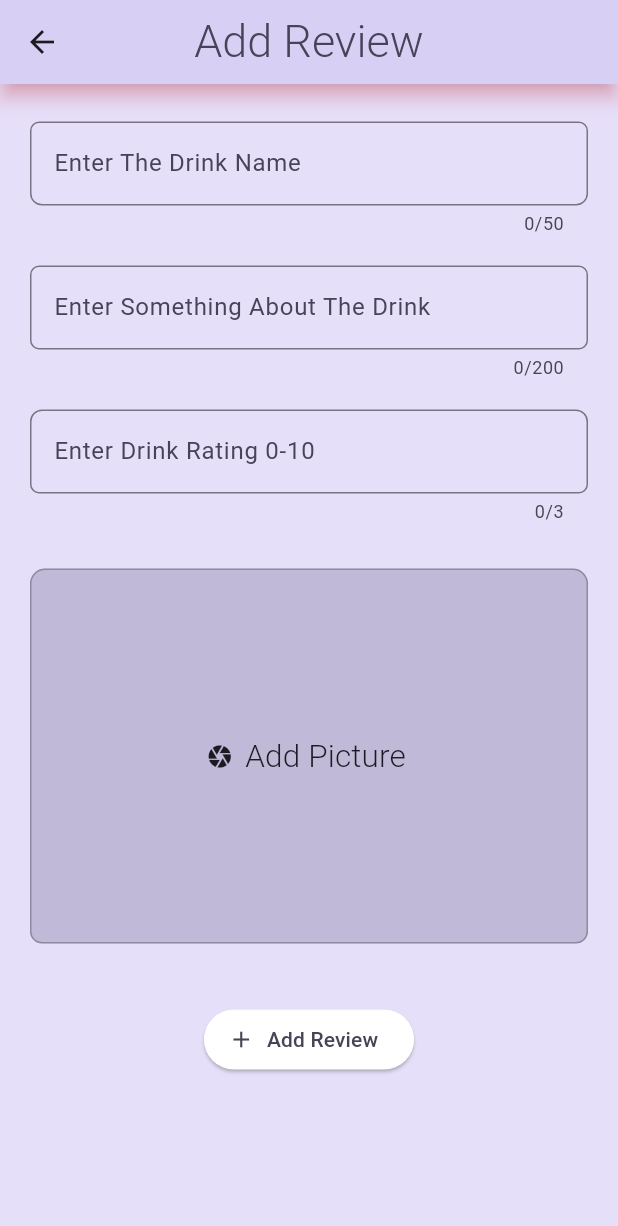
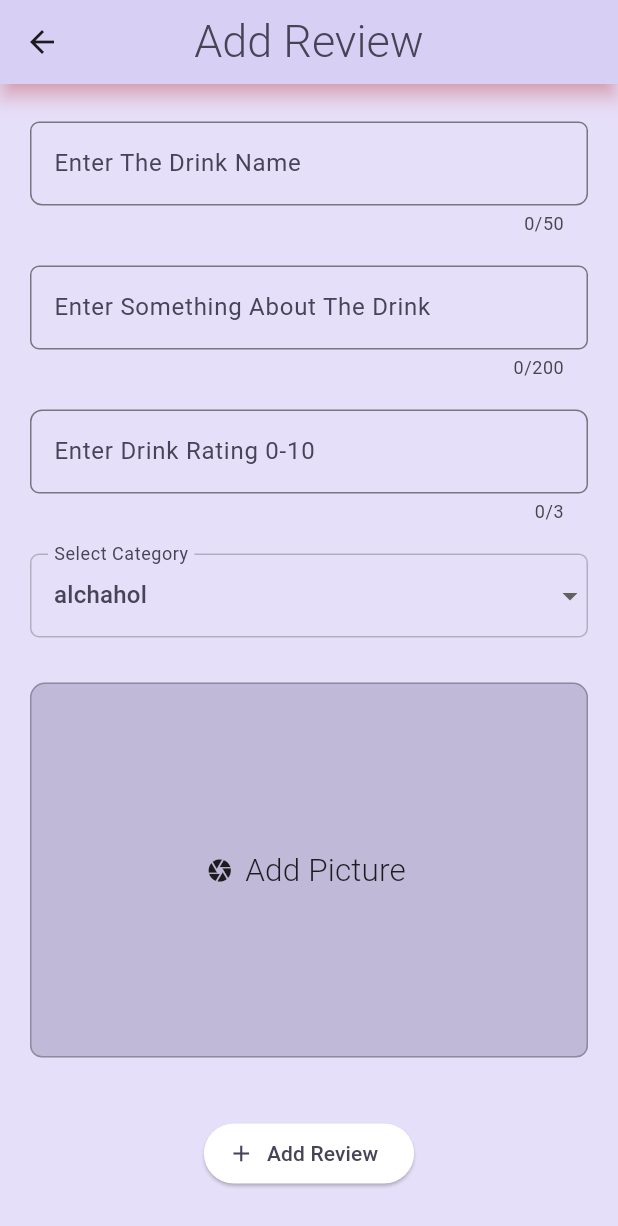
Before and after one commit to bragisivarss/lofa_-etta_er_lokaverkefni-, a Flutter app: the AddDrinkScreen screen opened directly, on a phone screen of 412 x 824 dp. Shown: the top 1226 px of the screen. Run offline on Flutter 3.47's test engine with Material 3 defaults, Android fonts, the phone set to English and light mode, and no system bars; our stand-ins replace cloud_firestore, firebase_auth, firebase_core, firebase_storage, image_picker; accounts and stored records are empty.

Commit message:
added category selection

```diff
--- a/lib/screens/add_drink.dart
+++ b/lib/screens/add_drink.dart
@@ -1,6 +1,7 @@
 import 'dart:io';
 
 import 'package:cloud_firestore/cloud_firestore.dart';
+import 'package:dundaser/models/categories.dart';
 import 'package:dundaser/widgets/app_bar.dart';
 import 'package:firebase_auth/firebase_auth.dart';
 import 'package:firebase_storage/firebase_storage.dart';
@@ -18,7 +19,7 @@ class AddDrinkScreen extends StatefulWidget {
 }
 
 class _AddDrinkScreen extends State<AddDrinkScreen> {
-  //var category = Categories.alchahol;
+  var selectedCategory = Categories.alchahol;
   var isLoading = false;
   File? takenPicture;
   final _nameController = TextEditingController();
@@ -51,24 +52,17 @@ class _AddDrinkScreen extends State<AddDrinkScreen> {
     final user = FirebaseAuth.instance.currentUser!;
 
     //Reference to the drinks collection in firestore
-    final CollectionReference drinksCollection =
-        FirebaseFirestore.instance.collection('drinks');
+    final CollectionReference drinksCollection = FirebaseFirestore.instance.collection('drinks');
 
     //Creating a path to where the img will be saved in storage
-    final storageRef = FirebaseStorage.instance
-        .ref()
-        .child('drink_images')
-        .child('$user$enteredName$enteredAbout.jpg');
+    final storageRef = FirebaseStorage.instance.ref().child('drink_images').child('$user$enteredName$enteredAbout.jpg');
 
     //Saving the img too the path prev created
     await storageRef.putFile(takenPicture!);
     final imageUrl = await storageRef.getDownloadURL();
 
     //Reference to the specific user to associate the drink review to the user who is logged in
-    final userData = await FirebaseFirestore.instance
-        .collection('users')
-        .doc(user.uid)
-        .get();
+    final userData = await FirebaseFirestore.instance.collection('users').doc(user.uid).get();
 
     //Accesing the username
     String? uName = userData.data()!['username'] as String;
@@ -78,7 +72,6 @@ class _AddDrinkScreen extends State<AddDrinkScreen> {
     const uuid = Uuid();
     String reviewId = uuid.v4();
 
-
     //Creating a map to push to the db
     Map<String, dynamic> drinkData = {
       'title': enteredName,
@@ -87,7 +80,8 @@ class _AddDrinkScreen extends State<AddDrinkScreen> {
       'image': imageUrl,
       'username': uName,
       'userId': userId,
-      'itemId': reviewId
+      'itemId': reviewId,
+      'category': selectedCategory.toString().split('.').last,
     };
 
     //Pushing the data to db
@@ -114,9 +108,7 @@ class _AddDrinkScreen extends State<AddDrinkScreen> {
     return Scaffold(
       backgroundColor: Theme.of(context).colorScheme.secondaryContainer,
       appBar: const CustomAppBar(title: 'Add Review'),
-      body: ListView(
-          padding: const EdgeInsets.symmetric(vertical: 5, horizontal: 20),
-          children: [
+      body: ListView(padding: const EdgeInsets.symmetric(vertical: 5, horizontal: 20), children: [
         Column(
           children: [
             const SizedBox(
@@ -130,14 +122,9 @@ class _AddDrinkScreen extends State<AddDrinkScreen> {
                     maxLength: 50,
                     decoration: InputDecoration(
                       labelText: 'Enter The Drink Name',
-                          labelStyle: TextStyle(
-                              color: Theme.of(context)
-                                  .colorScheme
-                                  .onSecondaryContainer),
+                      labelStyle: TextStyle(color: Theme.of(context).colorScheme.onSecondaryContainer),
                       border: const OutlineInputBorder(
-                            borderRadius: BorderRadius.vertical(
-                                top: Radius.circular(6),
-                                bottom: Radius.circular(8)),
+                        borderRadius: BorderRadius.vertical(top: Radius.circular(6), bottom: Radius.circular(8)),
                       ),
                     ),
                     validator: (value) {
@@ -151,12 +138,8 @@ class _AddDrinkScreen extends State<AddDrinkScreen> {
                       maxLength: 200,
                       decoration: InputDecoration(
                         labelText: 'Enter Something About The Drink',
-                            labelStyle: TextStyle(
-                                color: Theme.of(context)
-                                    .colorScheme
-                                    .onSecondaryContainer),
-                            border: OutlineInputBorder(
-                                borderRadius: BorderRadius.circular(6)),
+                        labelStyle: TextStyle(color: Theme.of(context).colorScheme.onSecondaryContainer),
+                        border: OutlineInputBorder(borderRadius: BorderRadius.circular(6)),
                       ),
                       validator: (value) {
                         return '';
@@ -170,27 +153,56 @@ class _AddDrinkScreen extends State<AddDrinkScreen> {
                       maxLength: 3,
                       keyboardType: TextInputType.number,
                       decoration: InputDecoration(
-                            labelStyle: TextStyle(
-                                color: Theme.of(context)
-                                    .colorScheme
-                                    .onSecondaryContainer),
+                        labelStyle: TextStyle(color: Theme.of(context).colorScheme.onSecondaryContainer),
                         labelText: 'Enter Drink Rating 0-10',
                         border: const OutlineInputBorder(
-                              borderRadius: BorderRadius.vertical(
-                                  top: Radius.circular(8),
-                                  bottom: Radius.circular(6)),
+                          borderRadius: BorderRadius.vertical(top: Radius.circular(8), bottom: Radius.circular(6)),
                         ),
                       ),
                     ),
-                      ),
-                      const SizedBox(
-                        height: 20,
                   ),
                 ],
               ),
             ),
             Padding(
-                  padding: const EdgeInsets.only(top: 10),
+              padding: const EdgeInsets.only(top: 20),
+              child: DropdownButtonFormField<Categories>(
+                decoration: InputDecoration(
+                  labelText: 'Select Category',
+                  labelStyle: TextStyle(
+                    color: Theme.of(context).colorScheme.onSecondaryContainer,
+                  ),
+                  enabledBorder: OutlineInputBorder(
+                    borderSide: const BorderSide(
+                      color: Color.fromARGB(100, 100, 100, 100),
+                    ),
+                    borderRadius: BorderRadius.circular(6),
+                  ),
+                  focusedBorder: OutlineInputBorder(
+                    borderSide: BorderSide(
+                      color: Theme.of(context).colorScheme.primary,
+                    ),
+                    borderRadius: BorderRadius.circular(6),
+                  ),
+                ),
+                value: selectedCategory,
+                items: Categories.values.map((category) {
+                  return DropdownMenuItem<Categories>(
+                    value: category,
+                    child: Text(category.toString().split('.').last,
+                    style: TextStyle(color: Theme.of(context).colorScheme.onSecondaryContainer),
+                    ),
+                  );
+                }).toList(),
+                onChanged: (newValue) {
+                  setState(() {
+                    selectedCategory = newValue!;
+                  });
+                },
+              ),
+            ),
+            Padding(
+              padding: const EdgeInsets.only(top: 30),
               child: ImageInput(
                 onPickImage: (image) {
                   takenPicture = image;
@@ -201,20 +213,12 @@ class _AddDrinkScreen extends State<AddDrinkScreen> {
               padding: const EdgeInsets.only(top: 40),
               child: !isLoading
                   ? ElevatedButton.icon(
-                          style: ElevatedButton.styleFrom(
-                              backgroundColor:
-                                  Theme.of(context).colorScheme.onPrimary),
+                      style: ElevatedButton.styleFrom(backgroundColor: Theme.of(context).colorScheme.onPrimary),
                       onPressed: _saveReview,
-                          icon: Icon(Icons.add,
-                              color: Theme.of(context)
-                                  .colorScheme
-                                  .onSecondaryContainer),
+                      icon: Icon(Icons.add, color: Theme.of(context).colorScheme.onSecondaryContainer),
                       label: Text(
                         'Add Review',
-                            style: TextStyle(
-                                color: Theme.of(context)
-                                    .colorScheme
-                                    .onSecondaryContainer),
+                        style: TextStyle(color: Theme.of(context).colorScheme.onSecondaryContainer),
                       ),
                     )
                   : const CircularProgressIndicator(),
```
Also changed, not shown: lib/models/categories.dart (+1 -13 lines). Lines whose indentation alone changed are shown as unchanged.
